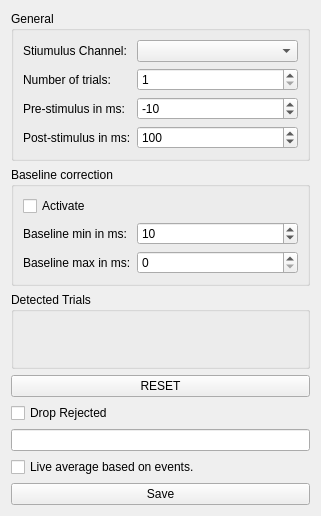
Before: the Qt Designer form libraries/disp/viewers/formfiles/averagingsettingsview.ui in mne-tools/mne-cpp, drawn with Qt 5.
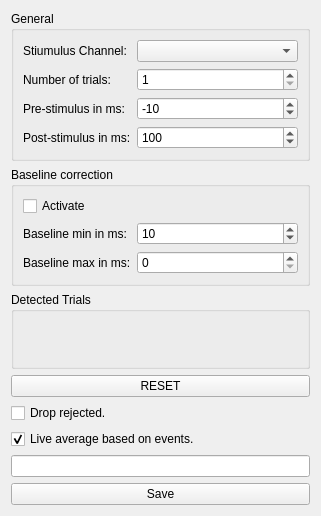
After: the same form once the commit is applied.

Commit message: ENH: recompute avg without saviong to model

Diff of the .ui file:
```diff
--- a/libraries/disp/viewers/formfiles/averagingsettingsview.ui
+++ b/libraries/disp/viewers/formfiles/averagingsettingsview.ui
@@ -213,20 +213,23 @@
       </sizepolicy>
      </property>
      <property name="text">
-      <string>Drop Rejected</string>
+      <string>Drop rejected.</string>
      </property>
     </widget>
    </item>
-   <item>
-    <widget class="QLineEdit" name="lineEdit"/>
-   </item>
    <item>
     <widget class="QCheckBox" name="checkBox_autoCompute">
      <property name="text">
       <string>Live average based on events.</string>
      </property>
+     <property name="checked">
+      <bool>true</bool>
+     </property>
     </widget>
    </item>
+   <item>
+    <widget class="QLineEdit" name="lineEdit"/>
+   </item>
    <item>
     <widget class="QPushButton" name="m_pushButton_compute">
      <property name="sizePolicy">
```
The commit also changes 2 other files.
